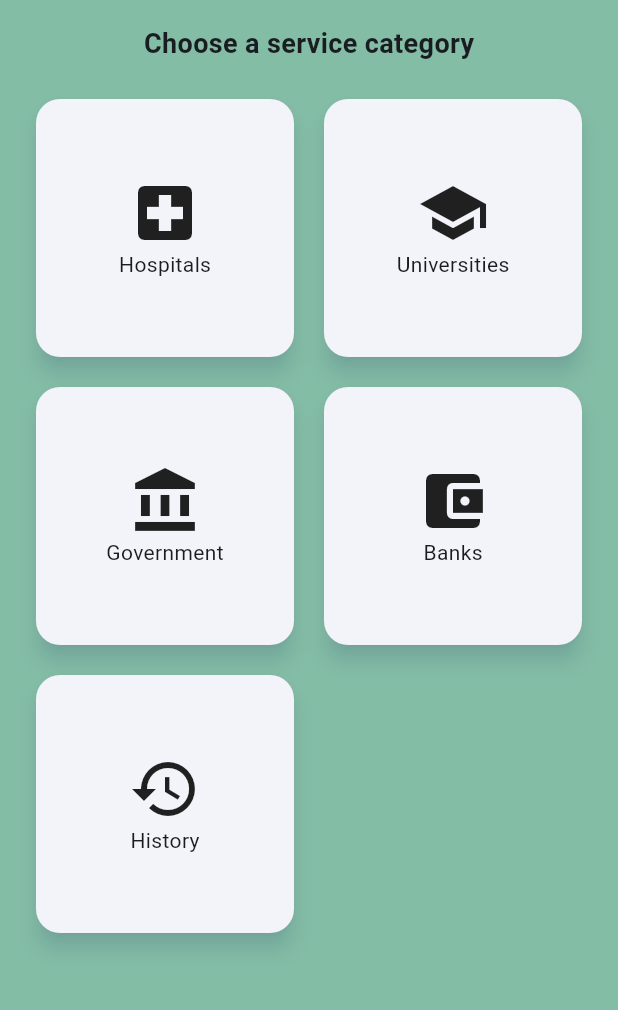
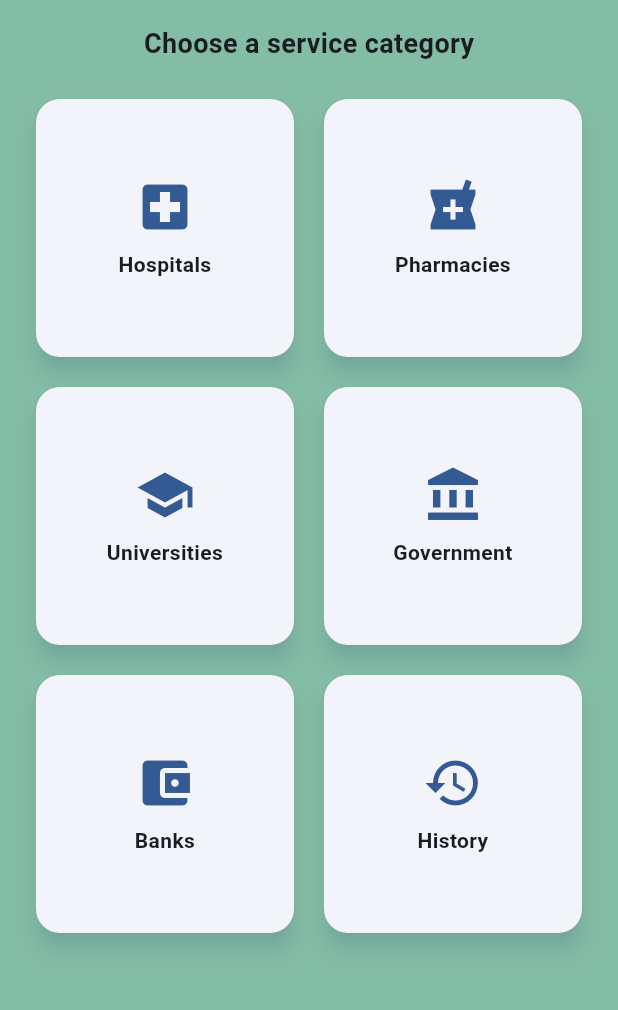
Before and after one commit to APKnation/zero-foleni, a Flutter app: the HomeScreen screen opened by its route, on a phone screen of 412 x 824 dp, the part 84-1094 px from its top. Run offline on Flutter 3.47's test engine with Material 3 defaults, Android fonts, the phone set to English and light mode, and no system bars; our stand-ins replace flutter_riverpod, go_router, shared_preferences; accounts and stored records are empty.

Commit message:
improved ui

```diff
--- a/lib/core/router/app_router.dart
+++ b/lib/core/router/app_router.dart
@@ -7,6 +7,7 @@ import '../../features/auth/citizen_register_screen.dart';
 import '../../features/home/home_screen.dart';
 import '../../features/hospitals/hospital_list_screen.dart';
 import '../../features/services/service_list_screen.dart';
+import '../../features/pharmacy/pharmacy_list_screen.dart';
 import '../../features/university/screens/university_list_screen.dart';
 import '../../features/university/screens/university_service_screen.dart';
 import '../../features/university/screens/university_ticket_tracking_screen.dart';
@@ -38,6 +39,7 @@ final routerProvider = Provider<GoRouter>((ref) {
       GoRoute(path: '/home', builder: (_, __) => const HomeScreen()),
       GoRoute(path: '/hospitals', builder: (_, __) => const HospitalListScreen()),
       GoRoute(path: '/services/:hospitalId', builder: (_, s) => ServiceListScreen(hospitalId: s.pathParameters['hospitalId']!)),
+      GoRoute(path: '/pharmacies', builder: (_, __) => const PharmacyListScreen()),
       GoRoute(path: '/booking/:hospitalId/:serviceId', builder: (_, s) => BookingScreen(hospitalId: s.pathParameters['hospitalId']!, serviceId: s.pathParameters['serviceId']!)),
       GoRoute(path: '/ticket', builder: (_, __) => const QueueTicketScreen()),
       GoRoute(path: '/tracking', builder: (_, __) => const QueueTrackingScreen()),
--- a/lib/features/home/home_screen.dart
+++ b/lib/features/home/home_screen.dart
@@ -1,5 +1,6 @@
 import 'package:flutter/material.dart';
 import 'package:go_router/go_router.dart';
+import '../../core/theme/app_theme.dart';
 
 class HomeScreen extends StatelessWidget {
   const HomeScreen({super.key});
@@ -21,6 +22,7 @@ class HomeScreen extends StatelessWidget {
                 padding: const EdgeInsets.all(4),
                 children: [
                   _cat(context, 'Hospitals', Icons.local_hospital, '/hospitals'),
+                  _cat(context, 'Pharmacies', Icons.local_pharmacy, '/pharmacies'),
                   _cat(context, 'Universities', Icons.school, '/universities'),
                   _cat(context, 'Government', Icons.account_balance, '/government'),
                   _cat(context, 'Banks', Icons.account_balance_wallet, '/bank'),
@@ -36,7 +38,16 @@ class HomeScreen extends StatelessWidget {
   Widget _cat(BuildContext c, String t, IconData i, String r) => Card(
     child: InkWell(
       onTap: () => c.go(r),
-      child: Center(child: Column(mainAxisSize: MainAxisSize.min, children: [Icon(i, size: 48), Text(t)])),
+      child: Center(
+        child: Column(
+          mainAxisSize: MainAxisSize.min,
+          children: [
+            Icon(i, size: 40, color: AppTheme.primary),
+            const SizedBox(height: 8),
+            Text(t, textAlign: TextAlign.center, style: const TextStyle(fontWeight: FontWeight.w600)),
+          ],
+        ),
+      ),
     ),
   );
 }
--- a/lib/main.dart
+++ b/lib/main.dart
@@ -9,6 +9,7 @@ import 'features/auth/citizen_register_screen.dart';
 import 'features/home/home_screen.dart';
 import 'features/hospitals/hospital_list_screen.dart';
 import 'features/services/service_list_screen.dart';
+import 'features/pharmacy/pharmacy_list_screen.dart';
 import 'features/booking/booking_screen.dart';
 import 'features/queue/queue_ticket_screen.dart';
 import 'features/queue/queue_tracking_screen.dart';
@@ -57,6 +58,7 @@ class ZeroFoleniApp extends ConsumerWidget {
         GoRoute(path: '/home', builder: (_, __) => const HomeScreen()),
         GoRoute(path: '/hospitals', builder: (_, __) => const HospitalListScreen()),
         GoRoute(path: '/services/:hospitalId', builder: (_, s) => ServiceListScreen(hospitalId: s.pathParameters['hospitalId']!)),
+        GoRoute(path: '/pharmacies', builder: (_, __) => const PharmacyListScreen()),
         GoRoute(path: '/booking/:hospitalId/:serviceId', builder: (_, s) => BookingScreen(hospitalId: s.pathParameters['hospitalId']!, serviceId: s.pathParameters['serviceId']!)),
         GoRoute(path: '/ticket', builder: (_, __) => const QueueTicketScreen()),
         GoRoute(path: '/tracking', builder: (_, __) => const QueueTrackingScreen()),
@@ -87,6 +89,7 @@ class ZeroFoleniApp extends ConsumerWidget {
         GoRoute(path: '/bank-booking/:bankId/:branchId/:serviceId/:providerId', builder: (_, s) => BankBookingScreen(bankId: s.pathParameters['bankId']!, branchId: s.pathParameters['branchId']!, serviceId: s.pathParameters['serviceId']!, providerId: s.pathParameters['providerId']!)),
         GoRoute(path: '/bank-ticket', builder: (_, __) => const BankTicketScreen()),
         GoRoute(path: '/bank-tracking', builder: (_, __) => const BankTrackingScreen()),
+        GoRoute(path: '/bank-reschedule', builder: (_, __) => const BankRescheduleScreen()),
         GoRoute(path: '/bank-teller', builder: (_, __) => const BankTellerDashboardScreen()),
         GoRoute(path: '/bank-branch-manager', builder: (_, __) => const BankBranchManagerScreen()),
         GoRoute(path: '/bank-admin', builder: (_, __) => const BankAdminDashboardScreen()),
```
Also changed, not shown: lib/features/pharmacy/pharmacy_list_screen.dart (added, +101 -0 lines).
